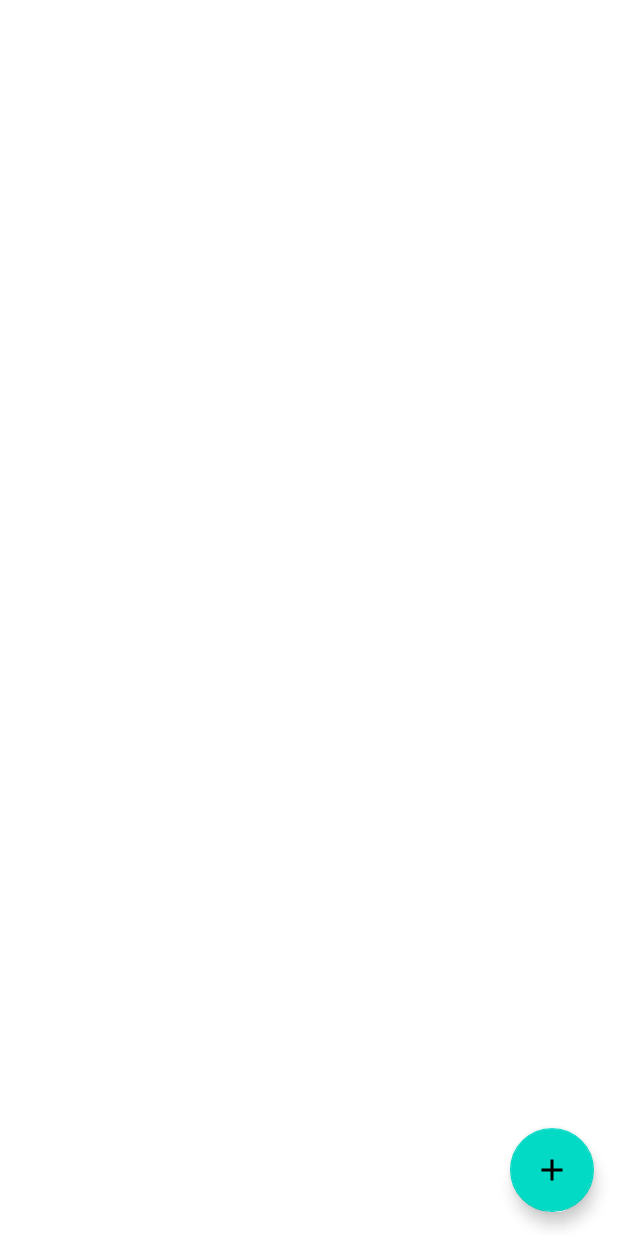
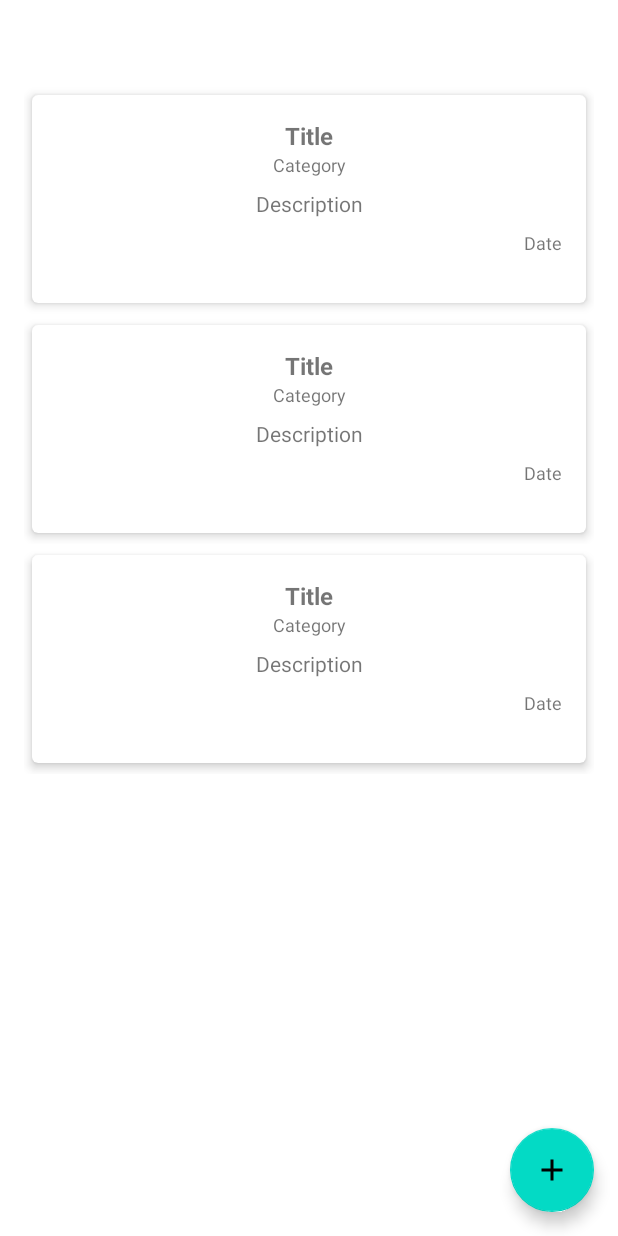
Before and after one commit to ghulam46/-IF06TI2-18102194-GHULAM-AMMAR-YANUAR-, an Android app: the layout activity_main.xml on its own in the app's theme, with its tools: preview values and no code run, on a phone screen of 412 x 824 dp. Run offline under Robolectric (Android 15) with nearby library versions, the phone set to English and light mode, and no system bars.

Commit message:
add QuoteAdapter.kt, Quote.kt, MainActivity.kt ,file xlm

```diff
--- a/SQLite/app/build.gradle
+++ b/SQLite/app/build.gradle
@@ -31,6 +31,10 @@ android {
     kotlinOptions {
         jvmTarget = '1.8'
     }
+    buildFeatures {
+        viewBinding=true
+        dataBinding=true
+    }
 }
 
 dependencies {
--- a/SQLite/app/src/main/java/com/ghulam_18102194/praktikum10/data/Quote.kt
+++ b/SQLite/app/src/main/java/com/ghulam_18102194/praktikum10/data/Quote.kt
@@ -3,7 +3,6 @@ package com.ghulam_18102194.praktikum10.data
 import android.os.Parcelable
 import kotlinx.android.parcel.Parcelize
 
-class Quote(id: Int, title: String, description: String, category: String, date: String) {
     @Parcelize
     data class Quote(
         var id: Int = 0,
@@ -12,5 +11,3 @@ class Quote(id: Int, title: String, description: String, category: String, date:
         var category: String? = null,
         var date: String? = null
     ) : Parcelable
-
-}
--- a/SQLite/app/src/main/res/layout/item_quote.xml
+++ b/SQLite/app/src/main/res/layout/item_quote.xml
@@ -1,6 +1,60 @@
 <?xml version="1.0" encoding="utf-8"?>
-<androidx.constraintlayout.widget.ConstraintLayout
-    xmlns:android="http://schemas.android.com/apk/res/android" android:layout_width="match_parent"
-    android:layout_height="match_parent">
-
-</androidx.constraintlayout.widget.ConstraintLayout>
+<LinearLayout xmlns:android="http://schemas.android.com/apk/res/android"
+    xmlns:app="http://schemas.android.com/apk/res-auto"
+    android:layout_width="match_parent"
+    android:layout_height="wrap_content"
+    android:layout_marginLeft="16dp"
+    android:layout_marginRight="16dp"
+    android:orientation="vertical">
+    <androidx.cardview.widget.CardView
+        android:id="@+id/cv_item_quote"
+        android:layout_width="match_parent"
+        android:layout_height="wrap_content"
+        app:cardCornerRadius="4dp"
+        app:cardElevation="4dp"
+        app:cardMaxElevation="4dp"
+        app:cardUseCompatPadding="true">
+        <LinearLayout
+            android:layout_width="match_parent"
+            android:layout_height="wrap_content"
+            android:orientation="vertical"
+            android:padding="16dp">
+            <TextView
+                android:id="@+id/tv_item_title"
+                android:layout_width="match_parent"
+                android:layout_height="wrap_content"
+                android:gravity="start"
+                android:text="@string/title"
+                android:textAlignment="center"
+                android:textSize="16sp"
+                android:textStyle="bold" />
+            <TextView
+                android:id="@+id/tv_item_category"
+                android:layout_width="match_parent"
+                android:layout_height="wrap_content"
+                android:gravity="start"
+                android:text="@string/category"
+                android:textAlignment="center"
+                android:textSize="12sp" />
+            <TextView
+                android:id="@+id/tv_item_description"
+                android:layout_width="match_parent"
+                android:layout_height="wrap_content"
+                android:layout_marginTop="8dp"
+                android:layout_marginBottom="8dp"
+                android:gravity="start"
+                android:text="@string/description"
+                android:textAlignment="center"
+                android:textSize="14sp" />
+            <TextView
+                android:id="@+id/tv_item_date"
+                android:layout_width="match_parent"
+                android:layout_height="wrap_content"
+                android:layout_marginBottom="16dp"
+                android:gravity="start"
+                android:text="@string/date"
+                android:textAlignment="textEnd"
+                android:textSize="12sp" />
+        </LinearLayout>
+    </androidx.cardview.widget.CardView>
+</LinearLayout>
--- a/SQLite/app/src/main/res/values/strings.xml
+++ b/SQLite/app/src/main/res/values/strings.xml
@@ -1,3 +1,7 @@
 <resources>
     <string name="app_name">SQLite</string>
+    <string name="title">Title</string>
+    <string name="category">Category</string>
+    <string name="description">Description</string>
+    <string name="date">Date</string>
 </resources>
```
Also changed, not shown: SQLite/app/src/main/java/com/ghulam_18102194/praktikum10/MainActivity.kt (+60 -1 lines), SQLite/app/src/main/java/com/ghulam_18102194/praktikum10/adapter/QuoteAdapter.kt (added, +36 -0 lines).
